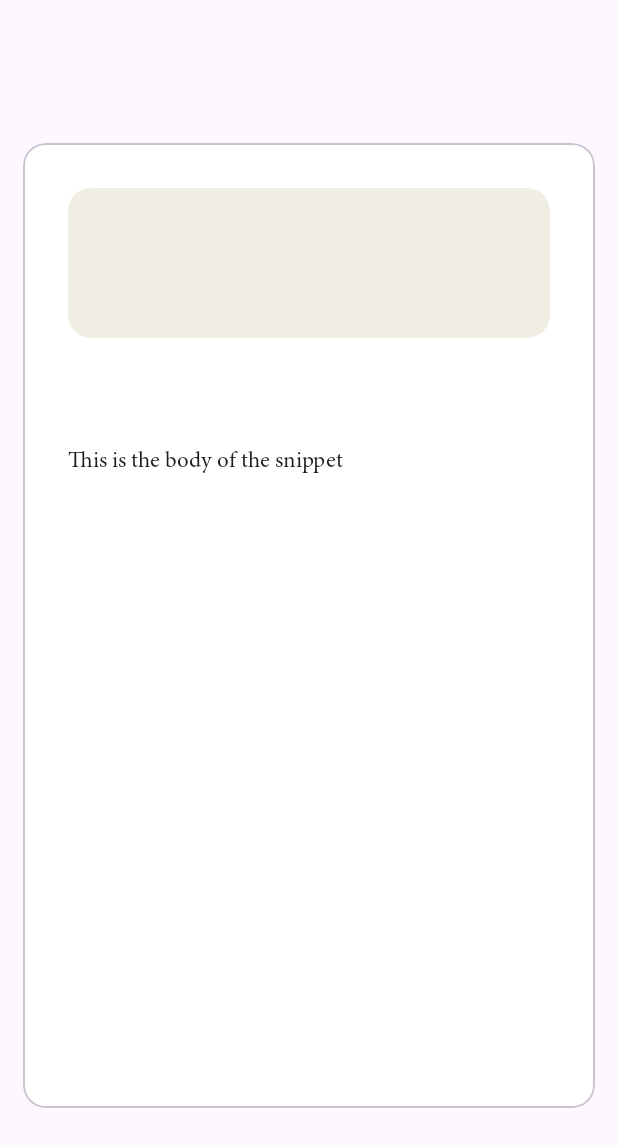
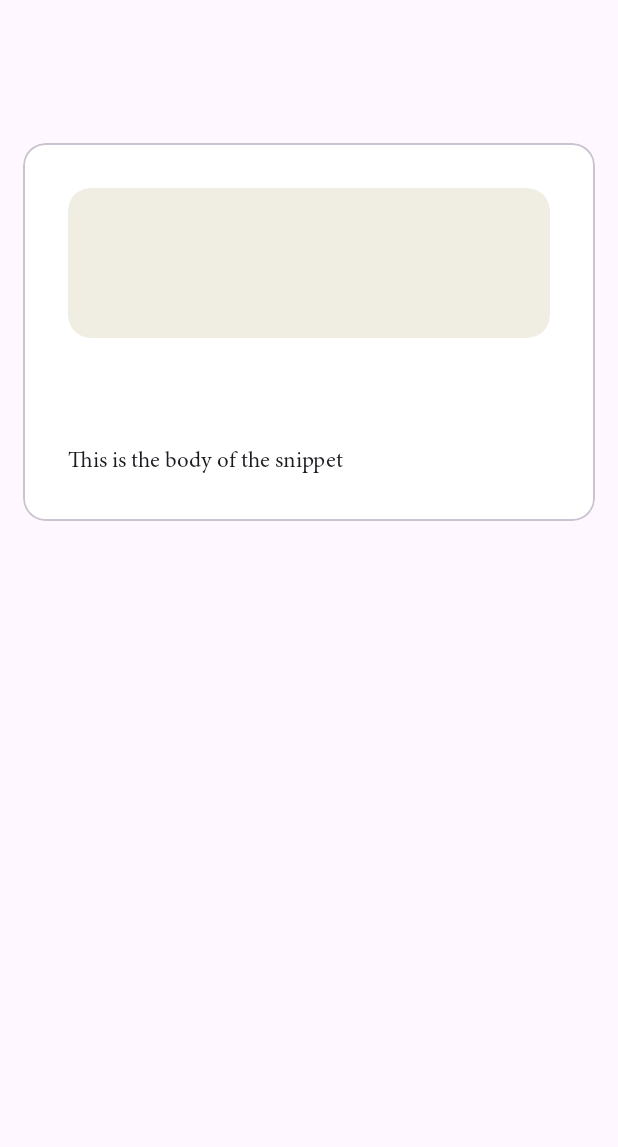
Before and after one commit to Arup2003/Booki, an Android app: the layout individual_snippet_for_verification.xml on its own in the app's theme, with its tools: preview values and no code run, on a phone screen of 412 x 824 dp. Shown: the top 1147 px of the screen. Run offline under Robolectric (Android 15) with nearby library versions, the phone set to English and light mode, and no system bars.

```diff
--- a/app/src/main/AndroidManifest.xml
+++ b/app/src/main/AndroidManifest.xml
@@ -15,6 +15,7 @@
         tools:targetApi="31">
         <activity
             android:name=".activity.SnippetVerificationAdminONLYActivity"
+            android:windowSoftInputMode="adjustResize"
             android:exported="false" />
         <activity
             android:name=".activity.OnboardingActivity"
--- a/app/src/main/res/layout/individual_snippet_for_verification.xml
+++ b/app/src/main/res/layout/individual_snippet_for_verification.xml
@@ -1,7 +1,7 @@
 <?xml version="1.0" encoding="utf-8"?>
 <com.google.android.material.card.MaterialCardView xmlns:android="http://schemas.android.com/apk/res/android"
     android:layout_width="match_parent"
-    android:layout_height="match_parent"
+    android:layout_height="wrap_content"
     app:cardCornerRadius="15dp"
     android:layout_marginTop="95dp"
     android:layout_marginBottom="85dp"
@@ -13,7 +13,7 @@
 
     <androidx.constraintlayout.widget.ConstraintLayout
         android:layout_width="match_parent"
-        android:layout_height="match_parent"
+        android:layout_height="wrap_content"
         android:padding="30dp">
 
         <androidx.cardview.widget.CardView
```
Also changed, not shown: app/src/main/java/com/booki/ai/fragment/InfiniteSnippetsFragment.java (+26 -1 lines).
